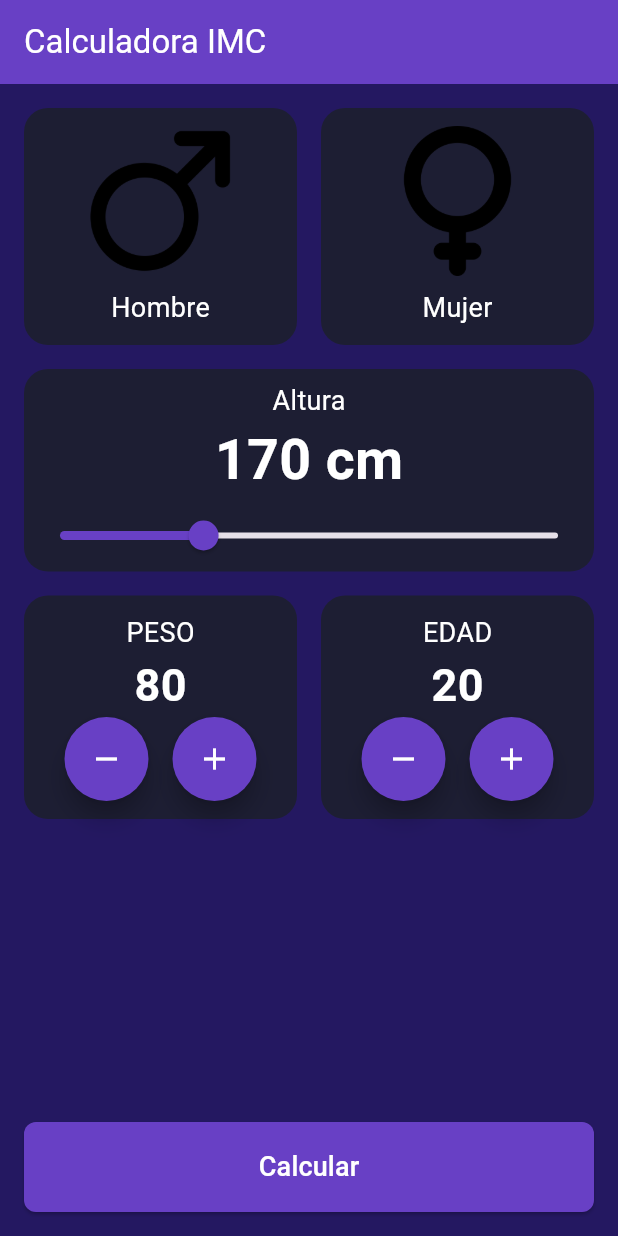
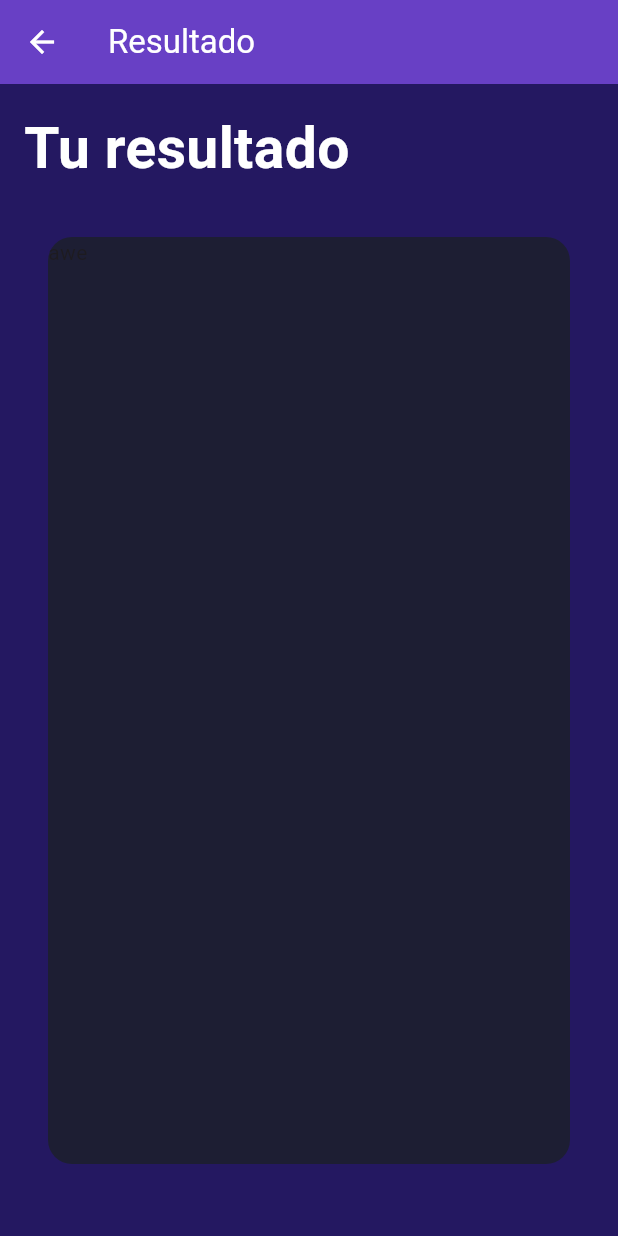
Before and after one commit to KaDrD69/flutterProject, a Flutter app: the screen it shows after launch, after a tap on the "remove" icon, after a tap on the "add" icon, after a tap on "Calcular", on a phone screen of 412 x 824 dp. Run offline on Flutter 3.47's test engine with Material 3 defaults, Android fonts, the light colour scheme and no system bars.

Commit message:
primera pantalla completa, implementando segunda pantalla

```diff
--- a/lib/components/number_selector.dart
+++ b/lib/components/number_selector.dart
@@ -44,6 +44,7 @@ class _NumberSelectorState extends State<NumberSelector> {
               mainAxisAlignment: MainAxisAlignment.center,
               children: [
                 FloatingActionButton(
+                  heroTag: null,
                   onPressed: (){
                     widget.onDecrement();
                   },
@@ -53,6 +54,7 @@ class _NumberSelectorState extends State<NumberSelector> {
                 ),
                 SizedBox(width: 16,),
                 FloatingActionButton(
+                  heroTag: null,
                   onPressed: (){
                     widget.onIncrement();
                   },
--- a/lib/screens/imc_home_screen.dart
+++ b/lib/screens/imc_home_screen.dart
@@ -4,6 +4,7 @@ import 'package:imc_calculadora/components/height_selector.dart';
 import 'package:imc_calculadora/components/number_selector.dart';
 import 'package:imc_calculadora/core/app_colors.dart';
 import 'package:imc_calculadora/core/text_styles.dart';
+import 'package:imc_calculadora/screens/imc_result_screen.dart';
 
 class ImcHomeScreen extends StatefulWidget {
   const ImcHomeScreen({super.key});
@@ -22,9 +23,9 @@ class _ImcHomeScreenState extends State<ImcHomeScreen> {
     return Column(
       children: [
         GenderSelector(),
-        HeightSelector(valor: selectedHeight, obtener:(n){
+        HeightSelector(valor: selectedHeight, obtener:(newHeight){
           setState(() {
-            selectedHeight = n;
+            selectedHeight = newHeight;
           });
 
         } ,),
@@ -62,7 +63,14 @@ class _ImcHomeScreenState extends State<ImcHomeScreen> {
           child: SizedBox(
             height: 60,
             width: double.infinity,
-            child: ElevatedButton(onPressed: (){},style: ButtonStyle(
+            child: ElevatedButton(onPressed: (){
+              Navigator.push(
+                context,
+                MaterialPageRoute(
+                  builder: (context) => ImcResultSreen(height: selectedHeight, weight: selectedWeight)
+                )
+              );
+            },style: ButtonStyle(
               shape: WidgetStateProperty.all(RoundedRectangleBorder(
                 borderRadius: BorderRadius.circular(8)
               )),
--- /dev/null
+++ b/lib/screens/imc_result_screen.dart
@@ -0,0 +1,55 @@
+import 'package:flutter/material.dart';
+import 'package:imc_calculadora/core/app_colors.dart';
+import 'package:imc_calculadora/core/text_styles.dart';
+
+class ImcResultSreen extends StatelessWidget {
+  final double height;
+  final int weight;
+  const ImcResultSreen({super.key, required this.height, required this.weight});
+
+  @override
+  Widget build(BuildContext context) {
+    return Scaffold(
+      backgroundColor: AppColors.background,
+      appBar: toolbarResult(),
+      body: bodyResult(),
+    );
+  }
+
+  Padding bodyResult() {
+    return Padding(
+      padding: const EdgeInsets.all(16.0),
+      child: Column(
+        crossAxisAlignment: CrossAxisAlignment.start,
+        children: [
+          Text("Tu resultado", style: TextStyle(
+            fontSize: 38,
+            color: Colors.white,
+            fontWeight: FontWeight.bold
+          ),),
+          Expanded(
+            child: Padding(
+              padding: const EdgeInsets.only(top: 32, bottom: 32, left: 16, right: 16),
+              child: Container(
+                width: double.infinity,
+                decoration: BoxDecoration(
+                  color: AppColors.backgroundComponent,
+                  borderRadius: BorderRadius.circular(16)
+                ),
+                child: Text("awe")
+              ),
+            ),
+          )
+        ],
+      ),
+    );
+  }
+
+  AppBar toolbarResult() {
+    return AppBar(
+      title: Text("Resultado", ),
+      backgroundColor: AppColors.primary,
+      foregroundColor: Colors.white,
+    );
+  }
+}
```
